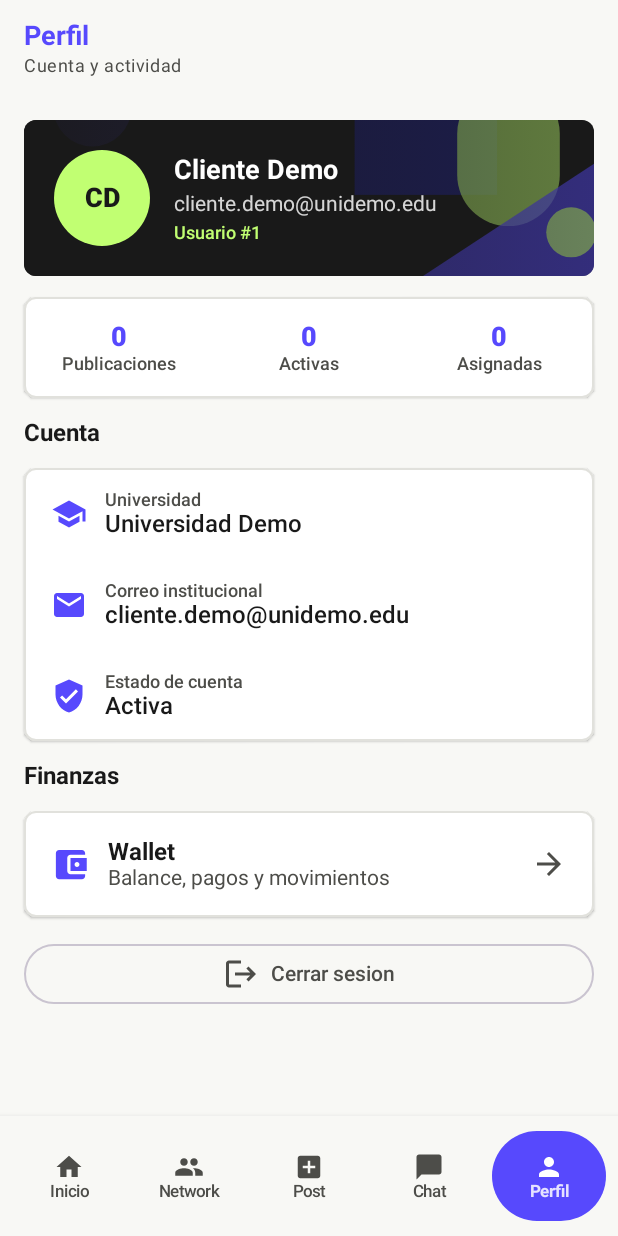
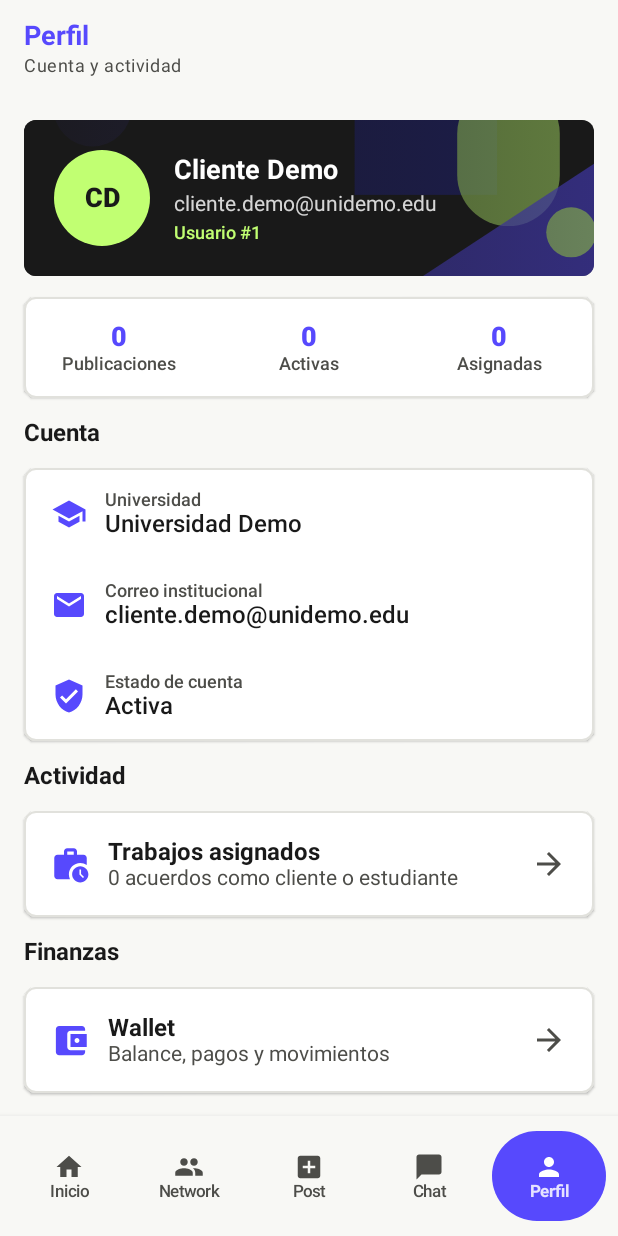
Before and after one commit to uxvcharlie/T4kash, an Android app built with Jetpack Compose: the ProfileScreen screen opened through its navigation route, on a phone screen of 412 x 824 dp. Run offline under Robolectric (Android 15) with nearby library versions, the phone set to English and light mode, and no system bars.

Commit message:
feat: completar ciclo de tareas y trabajos asignados
Cierra publicaciones vencidas, resuelve automáticamente las postulaciones restantes, agrega el seguimiento de trabajos asignados desde Perfil y muestra todos los importes en córdobas.

```diff
--- a/backend/src/main/java/com/t4kash/api/marketplace/repository/PostulacionRepository.java
+++ b/backend/src/main/java/com/t4kash/api/marketplace/repository/PostulacionRepository.java
@@ -9,5 +9,11 @@ import java.util.Optional;
 public interface PostulacionRepository extends JpaRepository<Postulacion, Integer> {
     List<Postulacion> findByIdTareaOrderByFechaPostulacionDesc(Integer idTarea);
 
+    List<Postulacion> findByIdTareaAndEstadoPostulacionAndIdPostulacionNot(
+            Integer idTarea,
+            String estadoPostulacion,
+            Integer idPostulacion
+    );
+
     Optional<Postulacion> findByIdTareaAndIdEstudiante(Integer idTarea, Integer idEstudiante);
 }
--- a/mobile/app/src/main/java/com/t4kash/app/ui/navigation/NavGraph.kt
+++ b/mobile/app/src/main/java/com/t4kash/app/ui/navigation/NavGraph.kt
@@ -10,6 +10,7 @@ import androidx.navigation.compose.rememberNavController
 import androidx.navigation.navArgument
 import com.t4kash.app.ui.screen.ApplicationSentScreen
 import com.t4kash.app.ui.screen.ApplicationManagementScreen
+import com.t4kash.app.ui.screen.AssignedJobsScreen
 import com.t4kash.app.ui.screen.ChatScreen
 import com.t4kash.app.ui.screen.LoginScreen
 import com.t4kash.app.ui.screen.MarketplaceScreen
@@ -147,6 +148,7 @@ fun NavGraph(
                 onOpenPublications = { filter ->
                     navController.navigate(Routes.myPublications(filter))
                 },
+                onOpenJobs = { navController.navigate(Routes.ASSIGNED_JOBS) },
                 onOpenWallet = { navController.navigate(Routes.WALLET) },
                 onLogout = {
                     navController.navigate(Routes.LOGIN) {
@@ -176,6 +178,15 @@ fun NavGraph(
         composable(Routes.WALLET) {
             WalletScreen(onBack = { navController.popBackStack() })
         }
+        composable(Routes.ASSIGNED_JOBS) {
+            AssignedJobsScreen(
+                viewModel = marketplaceViewModel,
+                onBack = { navController.popBackStack() },
+                onTaskSelected = { taskId ->
+                    navController.navigate(Routes.taskDetails(taskId))
+                }
+            )
+        }
         composable(Routes.APPLICATION_SENT) {
             ApplicationSentScreen(
                 onBackHome = {
--- a/mobile/app/src/main/java/com/t4kash/app/ui/navigation/Routes.kt
+++ b/mobile/app/src/main/java/com/t4kash/app/ui/navigation/Routes.kt
@@ -10,6 +10,7 @@ object Routes {
     const val CHAT = "chat"
     const val PROFILE = "profile"
     const val WALLET = "wallet"
+    const val ASSIGNED_JOBS = "profile/jobs"
     const val APPLICATION_SENT = "application-sent"
 
     const val TASK_ID_ARG = "taskId"
--- a/mobile/app/src/main/java/com/t4kash/app/ui/repository/MarketplaceRepository.kt
+++ b/mobile/app/src/main/java/com/t4kash/app/ui/repository/MarketplaceRepository.kt
@@ -70,6 +70,14 @@ class MarketplaceRepository(
             ApiResult.Error(e.apiMessage("No se pudo rechazar la postulacion."))
         }
     }
+
+    suspend fun loadJobs(): ApiResult<List<JobDto>> {
+        return try {
+            ApiResult.Success(api.getJobs())
+        } catch (e: Exception) {
+            ApiResult.Error(e.apiMessage("No se pudieron cargar los trabajos asignados."))
+        }
+    }
 }
 
 private fun Exception.apiMessage(fallback: String): String {
--- a/mobile/app/src/main/java/com/t4kash/app/ui/screen/ApplicationManagementScreen.kt
+++ b/mobile/app/src/main/java/com/t4kash/app/ui/screen/ApplicationManagementScreen.kt
@@ -333,7 +333,7 @@ private fun ApplicationCard(
 
             Text(
                 text = application.precioPropuesto?.let {
-                    "$${"%.2f".format(it)} propuestos"
+                    "C\$ ${"%.2f".format(it)} propuestos"
                 } ?: "Sin precio propuesto",
                 style = MaterialTheme.typography.titleMedium,
                 fontWeight = FontWeight.Bold,
--- a/mobile/app/src/main/java/com/t4kash/app/ui/screen/MarketplaceScreen.kt
+++ b/mobile/app/src/main/java/com/t4kash/app/ui/screen/MarketplaceScreen.kt
@@ -90,11 +90,12 @@ fun MarketplaceScreen(
 
     val filteredTasks = remember(state.tasks, query, selectedCategoryId) {
         state.tasks.filter { task ->
+            val isAvailable = task.estadoTarea.equals("PUBLICADA", ignoreCase = true)
             val matchesQuery = query.isBlank() ||
                 task.titulo.contains(query, ignoreCase = true) ||
                 task.descripcion.contains(query, ignoreCase = true)
             val matchesCategory = selectedCategoryId == 0 || task.idCategoria == selectedCategoryId
-            matchesQuery && matchesCategory
+            isAvailable && matchesQuery && matchesCategory
         }
     }
     val categoriesById = remember(state.categories) {
@@ -370,7 +371,7 @@ private fun TaskCard(
                     contentColor = categoryColors.content
                 )
                 Text(
-                    text = "$${"%.2f".format(task.presupuesto)}",
+                    text = "C\$ ${"%.2f".format(task.presupuesto)}",
                     style = MaterialTheme.typography.titleLarge,
                     fontWeight = FontWeight.Bold,
                     color = T4MintDark
--- a/mobile/app/src/main/java/com/t4kash/app/ui/screen/OpportunityDetailScreen.kt
+++ b/mobile/app/src/main/java/com/t4kash/app/ui/screen/OpportunityDetailScreen.kt
@@ -304,7 +304,7 @@ private fun HeroCard(task: TaskDto) {
 
             Row(verticalAlignment = Alignment.Bottom) {
                 Text(
-                    text = "$${"%.2f".format(task.presupuesto)}",
+                    text = "C\$ ${"%.2f".format(task.presupuesto)}",
                     color = T4Mint,
                     style = MaterialTheme.typography.headlineLarge,
                     fontWeight = FontWeight.Black
@@ -497,7 +497,7 @@ private fun ApplicationDialog(
                     },
                     modifier = Modifier.fillMaxWidth(),
                     label = { Text("Precio propuesto") },
-                    prefix = { Text("$") },
+                    prefix = { Text("C\$") },
                     singleLine = true,
                     enabled = !isSubmitting,
                     keyboardOptions = KeyboardOptions(
--- a/mobile/app/src/main/java/com/t4kash/app/ui/screen/OpportunityMapScreen.kt
+++ b/mobile/app/src/main/java/com/t4kash/app/ui/screen/OpportunityMapScreen.kt
@@ -101,6 +101,7 @@ fun OpportunityMapScreen(
     val locatedTasks = remember(uiState.tasks) {
         uiState.tasks.filter {
             it.hasValidCoordinates() &&
+                it.estadoTarea.equals("PUBLICADA", ignoreCase = true) &&
                 !it.modalidad.equals("REMOTA", ignoreCase = true)
         }
     }
--- a/mobile/app/src/main/java/com/t4kash/app/ui/screen/PlaceholderScreens.kt
+++ b/mobile/app/src/main/java/com/t4kash/app/ui/screen/PlaceholderScreens.kt
@@ -121,7 +121,7 @@ fun WalletScreen(
                         verticalArrangement = Arrangement.spacedBy(4.dp)
                     ) {
                         Text(
-                            text = "$0.00",
+                            text = "C\$ 0.00",
                             style = MaterialTheme.typography.headlineLarge,
                             fontWeight = FontWeight.Bold,
                             color = Color.White
--- a/mobile/app/src/main/java/com/t4kash/app/ui/screen/PostTaskScreen.kt
+++ b/mobile/app/src/main/java/com/t4kash/app/ui/screen/PostTaskScreen.kt
@@ -340,6 +340,7 @@ fun PostTaskScreen(
                             },
                             modifier = Modifier.fillMaxWidth(),
                             label = { Text("Presupuesto") },
+                            prefix = { Text("C\$") },
                             singleLine = true,
                             shape = RoundedCornerShape(16.dp),
                             keyboardOptions = KeyboardOptions(
--- a/mobile/app/src/main/java/com/t4kash/app/ui/screen/ProfileScreen.kt
+++ b/mobile/app/src/main/java/com/t4kash/app/ui/screen/ProfileScreen.kt
@@ -23,6 +23,7 @@ import androidx.compose.material.icons.filled.Logout
 import androidx.compose.material.icons.filled.Mail
 import androidx.compose.material.icons.filled.School
 import androidx.compose.material.icons.filled.VerifiedUser
+import androidx.compose.material.icons.filled.WorkHistory
 import androidx.compose.material3.Card
 import androidx.compose.material3.CardDefaults
 import androidx.compose.material3.Icon
@@ -31,6 +32,7 @@ import androidx.compose.material3.OutlinedButton
 import androidx.compose.material3.Scaffold
 import androidx.compose.material3.Text
 import androidx.compose.runtime.Composable
+import androidx.compose.runtime.LaunchedEffect
 import androidx.compose.ui.Alignment
 import androidx.compose.ui.Modifier
 import androidx.compose.ui.graphics.Color
@@ -55,6 +57,7 @@ fun ProfileScreen(
     viewModel: MarketplaceViewModel,
     onNavigate: (String) -> Unit,
     onOpenPublications: (String) -> Unit,
+    onOpenJobs: () -> Unit,
     onOpenWallet: () -> Unit,
     onLogout: () -> Unit
 ) {
@@ -64,6 +67,14 @@ fun ProfileScreen(
     }
     val assignedTasks = ownTasks.count {
         it.estadoTarea.equals("ASIGNADA", ignoreCase = true)
+    }
+    val relatedJobs = viewModel.uiState.jobs.count { job ->
+        job.idEstudiante == DEMO_PROFILE_USER_ID ||
+            ownTasks.any { it.idTarea == job.idTarea }
+    }
+
+    LaunchedEffect(Unit) {
+        viewModel.refreshJobs()
     }
 
     Scaffold(
@@ -181,6 +192,58 @@ fun ProfileScreen(
                             icon = Icons.Filled.VerifiedUser,
                             label = "Estado de cuenta",
                             value = "Activa"
+                        )
+                    }
+                }
+            }
+
+            item {
+                Text(
+                    text = "Actividad",
+                    style = MaterialTheme.typography.titleMedium,
+                    fontWeight = FontWeight.Bold,
+                    color = T4Text
+                )
+            }
+
+            item {
+                Card(
+                    modifier = Modifier
+                        .fillMaxWidth()
+                        .clickable(onClick = onOpenJobs),
+                    shape = RoundedCornerShape(8.dp),
+                    colors = CardDefaults.cardColors(containerColor = T4Surface),
+                    border = BorderStroke(1.dp, T4Border.copy(alpha = 0.65f)),
+                    elevation = CardDefaults.cardElevation(defaultElevation = 1.dp)
+                ) {
+                    Row(
+                        modifier = Modifier.padding(18.dp),
+                        horizontalArrangement = Arrangement.spacedBy(12.dp),
+                        verticalAlignment = Alignment.CenterVertically
+                    ) {
+                        Icon(
+                            imageVector = Icons.Filled.WorkHistory,
+                            contentDescription = null,
+                            tint = T4Primary,
+                            modifier = Modifier.size(26.dp)
+                        )
+                        Column(modifier = Modifier.weight(1f)) {
+                            Text(
+                                text = "Trabajos asignados",
+                                style = MaterialTheme.typography.titleMedium,
+                                fontWeight = FontWeight.Bold,
+                                color = T4Text
+                            )
+                            Text(
+                                text = "$relatedJobs acuerdos como cliente o estudiante",
+                                style = MaterialTheme.typography.bodyMedium,
+                                color = T4TextMuted
+                            )
+                        }
+                        Icon(
+                            imageVector = Icons.AutoMirrored.Filled.ArrowForward,
+                            contentDescription = "Abrir trabajos asignados",
+                            tint = T4TextMuted
                         )
                     }
                 }
--- a/mobile/app/src/main/java/com/t4kash/app/ui/service/MarketplaceApiService.kt
+++ b/mobile/app/src/main/java/com/t4kash/app/ui/service/MarketplaceApiService.kt
@@ -41,4 +41,7 @@ interface MarketplaceApiService {
     suspend fun rejectApplication(
         @Path("applicationId") applicationId: Int
     ): ApplicationDto
+
+    @GET("jobs")
+    suspend fun getJobs(): List<JobDto>
 }
--- a/mobile/app/src/main/java/com/t4kash/app/ui/viewmodel/MarketplaceViewModel.kt
+++ b/mobile/app/src/main/java/com/t4kash/app/ui/viewmodel/MarketplaceViewModel.kt
@@ -9,6 +9,7 @@ import com.t4kash.app.ui.model.ApplicationDto
 import com.t4kash.app.ui.model.CategoryDto
 import com.t4kash.app.ui.model.CreateApplicationRequest
 import com.t4kash.app.ui.model.CreateTaskRequest
+import com.t4kash.app.ui.model.JobDto
 import com.t4kash.app.ui.model.TaskDto
 import com.t4kash.app.ui.repository.MarketplaceRepository
 import com.t4kash.app.ui.service.ApiResult
@@ -30,7 +31,10 @@ data class MarketplaceUiState(
     val isLoadingApplications: Boolean = false,
     val applicationsError: String? = null,
     val updatingApplicationId: Int? = null,
-    val applicationActionMessage: String? = null
+    val applicationActionMessage: String? = null,
+    val jobs: List<JobDto> = emptyList(),
+    val isLoadingJobs: Boolean = false,
+    val jobsError: String? = null
 )
 
 class MarketplaceViewModel(
@@ -169,10 +173,17 @@ class MarketplaceViewModel(
                     uiState = uiState.copy(
                         updatingApplicationId = null,
                         applications = uiState.applications.map {
-                            if (it.idPostulacion == application.idPostulacion) {
-                                it.copy(estadoPostulacion = "ACEPTADA")
-                            } else {
-                                it
+                            when {
+                                it.idPostulacion == application.idPostulacion ->
+                                    it.copy(estadoPostulacion = "ACEPTADA")
+
+                                it.idTarea == application.idTarea &&
+                                    it.estadoPostulacion.equals(
+                                        "PENDIENTE",
+                                        ignoreCase = true
+                                    ) -> it.copy(estadoPostulacion = "RECHAZADA")
+
+                                else -> it
                             }
                         },
                         tasks = uiState.tasks.map {
@@ -181,6 +192,9 @@ class MarketplaceViewModel(
                             } else {
                                 it
                             }
+                        },
+                        jobs = listOf(result.data) + uiState.jobs.filterNot {
+                            it.idTrabajo == result.data.idTrabajo
                         },
                         applicationActionMessage =
                             "Postulacion aceptada. Trabajo #${result.data.idTrabajo} creado."
@@ -234,4 +248,25 @@ class MarketplaceViewModel(
     fun clearApplicationActionMessage() {
         uiState = uiState.copy(applicationActionMessage = null)
     }
+
+    fun refreshJobs() {
+        viewModelScope.launch {
+            uiState = uiState.copy(isLoadingJobs = true, jobsError = null)
+            when (val result = repository.loadJobs()) {
+                is ApiResult.Success -> {
+                    uiState = uiState.copy(
+                        jobs = result.data,
+                        isLoadingJobs = false
+                    )
+                }
+
+                is ApiResult.Error -> {
+                    uiState = uiState.copy(
+                        isLoadingJobs = false,
+                        jobsError = result.message
+                    )
+                }
+            }
+        }
+    }
 }
```
Also changed, not shown: backend/src/main/java/com/t4kash/api/marketplace/service/MarketplaceService.java (+81 -5 lines), mobile/app/src/main/java/com/t4kash/app/ui/screen/AssignedJobsScreen.kt (added, +490 -0 lines), mobile/app/src/main/java/com/t4kash/app/ui/screen/MyPublicationsScreen.kt (+10 -3 lines), 1 other file.
